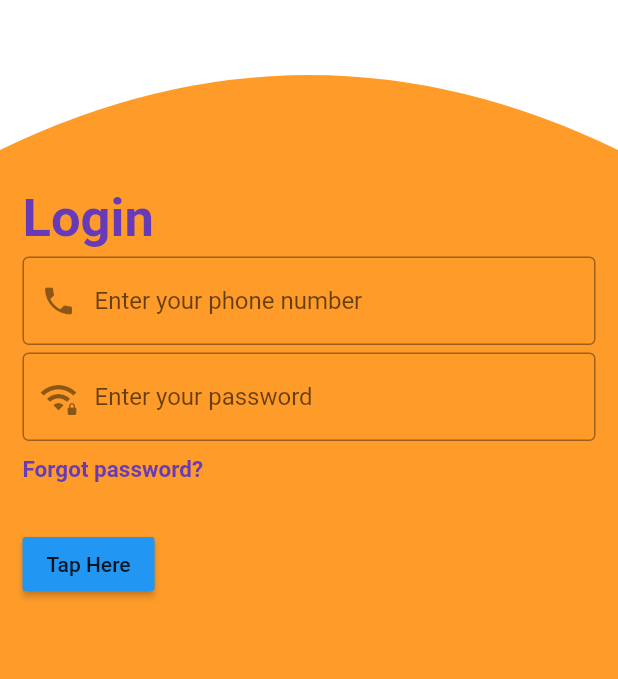
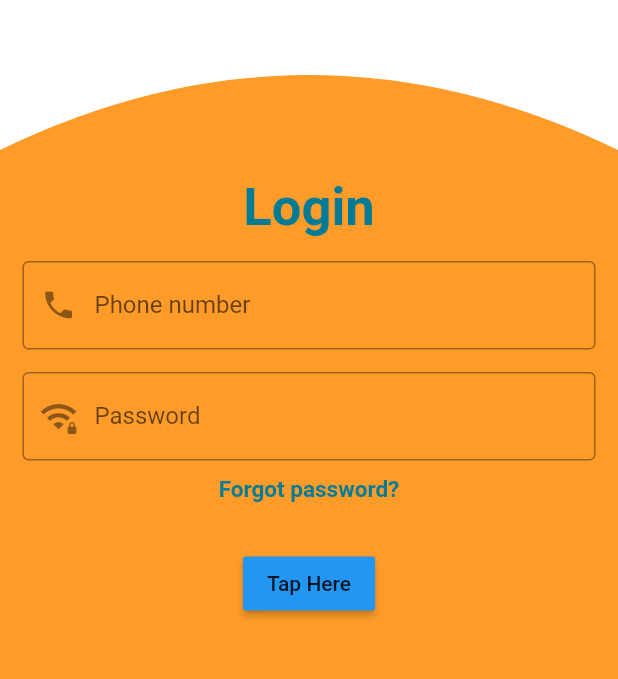
Before and after one commit to Amukozoberit/mobile1, a Flutter app: the SignUpScreen screen opened directly, on a phone screen of 412 x 824 dp, the part 468-1147 px from its top. Run offline on Flutter 3.47's test engine with Material 2 defaults, Android fonts, the phone set to English and light mode, and no system bars.

Commit message:
modified the sign up screen

```diff
--- a/lib/src/constants/colors.dart
+++ b/lib/src/constants/colors.dart
@@ -1,3 +1,4 @@
 import 'package:flutter/material.dart';
 
 const Color kkYellowColor = Color(0xffFF9C29);
+const Color kkLoginHeaderColor = Color(0xff027B96);
--- a/lib/src/screens/otp_screen.dart
+++ b/lib/src/screens/otp_screen.dart
@@ -13,10 +13,9 @@ class _OTPScreenState extends State<OTPScreen> {
   @override
   Widget build(BuildContext context) {
     return Scaffold(
-      backgroundColor: Colors.deepPurple,
-      body: Center(
-        child: Text('OTP Screen'),
-      ),
+    body: Column(children: [
+
+    ]),
     );
   }
 }
--- a/lib/src/screens/sign_up_screen.dart
+++ b/lib/src/screens/sign_up_screen.dart
@@ -48,25 +48,27 @@ class _SignUpScreenState extends State<SignUpScreen> {
               15.0,
             ),
             child: Column(
-              crossAxisAlignment: CrossAxisAlignment.start,
+//crossAxisAlignment: CrossAxisAlignment.start,
               children: [
                 const SizedBox(
-                  height: 10.0,
+                  height: 3.0,
                 ),
                 const Text(
                   'Login',
                   style: TextStyle(
-                      fontSize: 35.0,
-                      fontWeight: FontWeight.bold,
-                      color: Colors.deepPurple),
+                    fontSize: 35.0,
+                    fontWeight: FontWeight.bold,
+                    color: kkLoginHeaderColor,
+                  ),
                 ),
                 const SizedBox(
-                  height: 5.0,
+                  height: 15.0,
                 ),
                 TextField(
                   decoration: InputDecoration(
                       border: const OutlineInputBorder(),
                       hintText: 'Enter your phone number',
+                      labelText: 'Phone number',
                       prefixIcon: IconButton(
                         icon: const Icon(
                           Icons.phone,
@@ -75,12 +77,14 @@ class _SignUpScreenState extends State<SignUpScreen> {
                       )),
                 ),
                 const SizedBox(
-                  height: 5.0,
+                  height: 15.0,
                 ),
                 TextField(
+                  obscureText: true,
                   decoration: InputDecoration(
                       border: const OutlineInputBorder(),
                       hintText: 'Enter your password',
+                      labelText: 'Password',
                       prefixIcon: IconButton(
                         icon: const Icon(
                           Icons.wifi_password,
@@ -92,11 +96,13 @@ class _SignUpScreenState extends State<SignUpScreen> {
                   height: 10.0,
                 ),
                 const Text(
+                  textAlign: TextAlign.right,
                   'Forgot password?',
                   style: TextStyle(
-                      fontSize: 15.0,
-                      fontWeight: FontWeight.bold,
-                      color: Colors.deepPurple),
+                    fontSize: 15.0,
+                    fontWeight: FontWeight.bold,
+                    color: kkLoginHeaderColor,
+                  ),
                 ),
                 const SizedBox(
                   height: 30.0,
```
